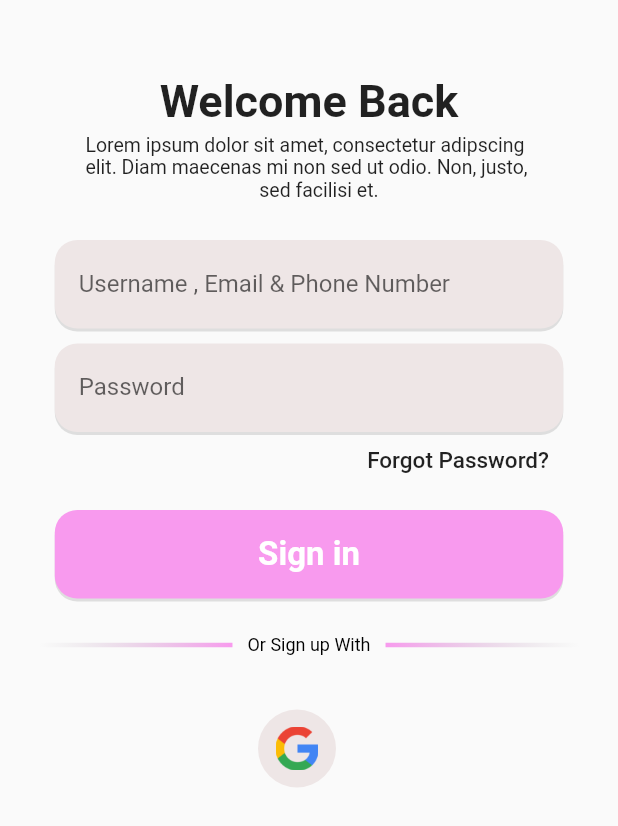
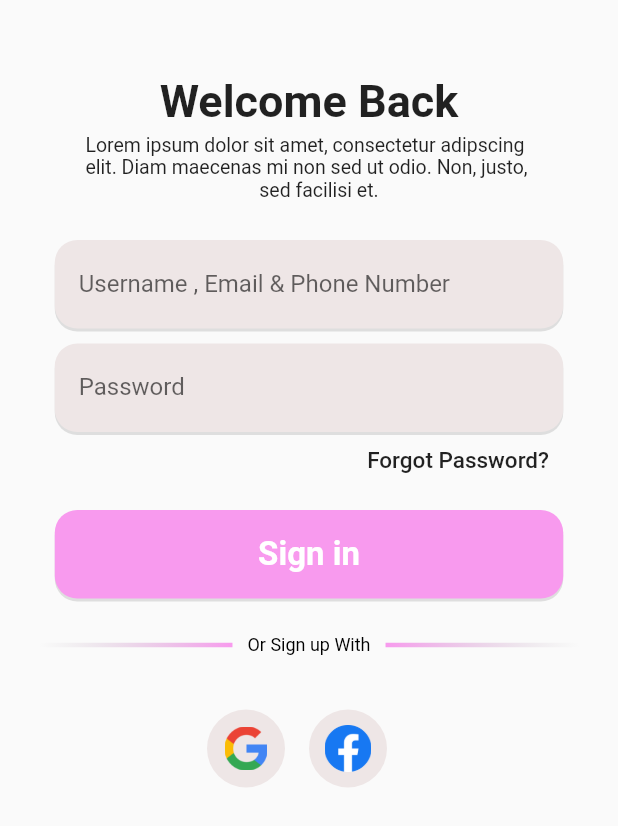
Before and after one commit to LuannBarroso/login, a Flutter app: the screen it shows after launch, after a tap on "Sign in", on a phone screen of 412 x 824 dp. Shown: the top 826 px of the screen. Run offline on Flutter 3.47's test engine with Material 2 defaults, Android fonts, the phone set to English and light mode, and no system bars.

Commit message:
feat: create cicle facebook

```diff
--- a/lib/pages/login_page.dart
+++ b/lib/pages/login_page.dart
@@ -190,6 +190,22 @@ class LoginPage extends StatelessWidget {
                   const SizedBox(
                     width: 16,
                   ),
+                  Container(
+                    height: 52,
+                    width: 52,
+                    padding: const EdgeInsets.all(6.0),
+                    decoration: const BoxDecoration(
+                      color: Color.fromARGB(255, 238, 230, 230),
+                      shape: BoxShape.circle,
+                    ),
+                    child: Image.asset(
+                      'assets/images/png/facebook=.png',
+                      scale: 46,
+                    ),
+                  ),
+                  const SizedBox(
+                    width: 16,
+                  ),
                 ],
               ),
             ],
```
